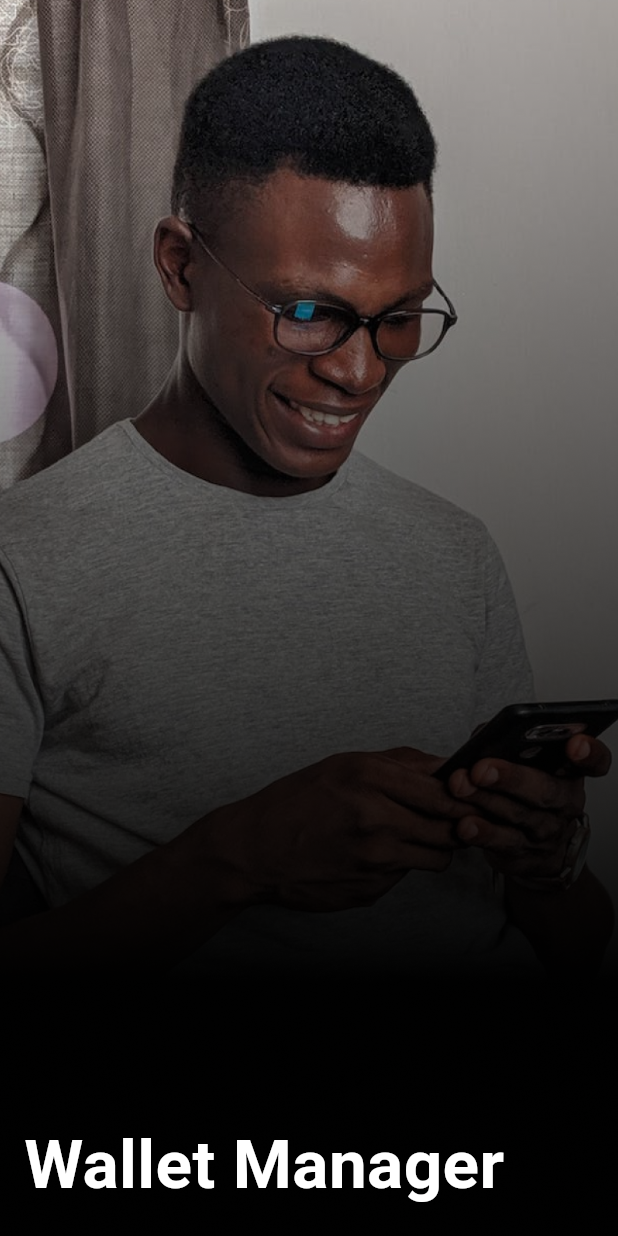
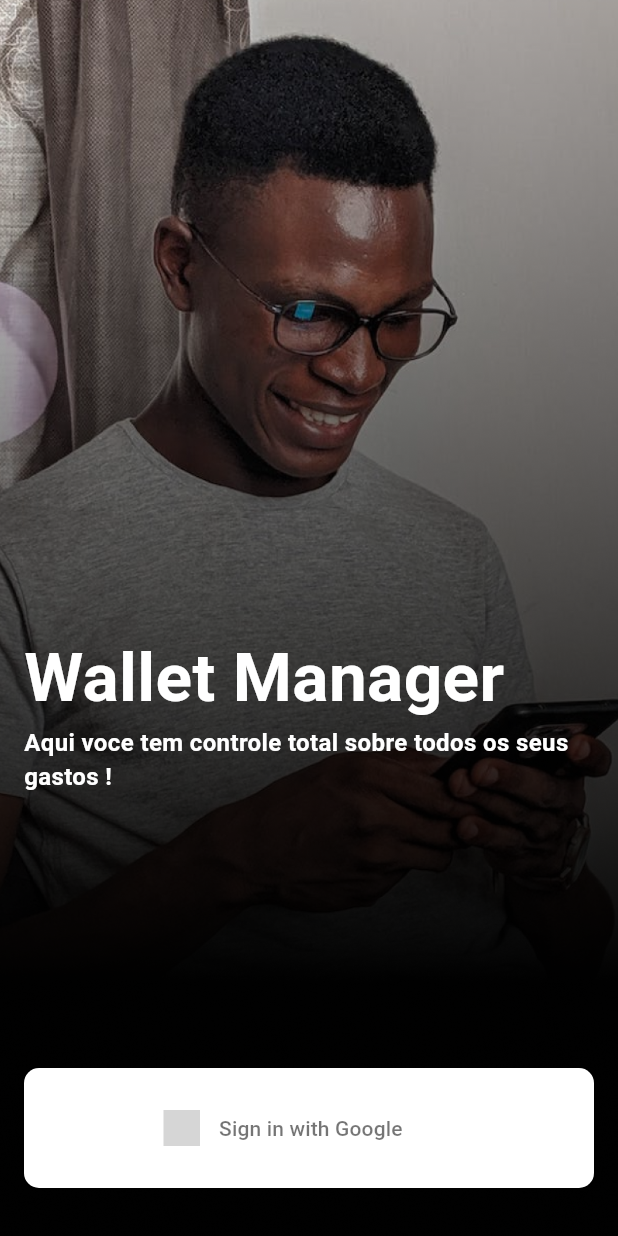
Before and after one commit to mik255/flutter_wallet_manager_Clean_Arch, a Flutter app: the screen it shows after launch, on a phone screen of 412 x 824 dp. Run offline on Flutter 3.47's test engine with Material 2 defaults, Android fonts, the phone set to English and light mode, and no system bars; our stand-ins replace dio, flutter_signin_button, google_sign_in, shared_preferences, speech_to_text; missing offline and left inert: flutter_pluggy_connect; network calls fail; statements that could not run were skipped; grey boxes are pictures that could not be loaded.

Commit message:
finish impl

```diff
--- a/lib/app/login/login_page.dart
+++ b/lib/app/login/login_page.dart
@@ -1,12 +1,16 @@
 import 'package:flutter/material.dart';
+import 'package:flutter_signin_button/button_list.dart';
+import 'package:flutter_signin_button/button_view.dart';
+import 'package:wallet_manager/app/home/home_page.dart';
+import 'package:wallet_manager/app/login/viewmodel/login_viewmodel.dart';
+import 'package:wallet_manager/app/styles/container_decorators.dart';
 import 'package:wallet_manager/controller/login_controller.dart';
 import 'package:wallet_manager/data/preferences_helper.dart';
 import 'package:wallet_manager/shared/main_stances.dart';
 import '../../models/user.dart';
+import '../../services/auth/google_login_impl.dart';
 import '../styles/button_decoretor.dart';
 import '../styles/custom_text_field.dart';
-
-
 
 class LoginPage extends StatelessWidget {
   const LoginPage({super.key});
@@ -16,7 +20,9 @@ class LoginPage extends StatelessWidget {
     SharedPreferencesHelper helper = SharedPreferencesHelper(
       MainStances.preferences,
     );
-
+    LoginViewModel viewModel = LoginViewModel(
+      helper: helper,
+    );
 
     return Container(
       decoration: const BoxDecoration(
@@ -26,19 +32,36 @@ class LoginPage extends StatelessWidget {
         ),
       ),
       child: Scaffold(
+        bottomNavigationBar: Padding(
+          padding: const EdgeInsets.symmetric(vertical: 32, horizontal: 16),
+          child: SizedBox(
+            height: 80,
+            child: SignInButton(
+              Buttons.Google,
+              shape: //circleBorder,
+                  RoundedRectangleBorder(
+                borderRadius: BorderRadius.circular(10),
+              ),
+              onPressed: () async {
+                await viewModel
+                    .login(
+                      GoogleLoginServiceImpl(),
+                    )
+                    .then((value) => value ? goTohome(context) : null);
+              },
+            ),
+          ),
+        ),
         backgroundColor: Colors.transparent,
-        body: Column(
+        body: const Padding(
+          padding: EdgeInsets.symmetric(vertical: 16.0, horizontal: 16.0),
+          child: Column(
             mainAxisAlignment: MainAxisAlignment.start,
             crossAxisAlignment: CrossAxisAlignment.start,
             children: [
-            const Spacer(),
-            Padding(
-              padding:
-                  const EdgeInsets.symmetric(vertical: 16.0, horizontal: 16.0),
-              child: SizedBox(
-                width: MediaQuery.of(context).size.width * 0.8,
-                child: const Wrap(
-                  children: [
+              Spacer(
+                flex: 3,
+              ),
               Text(
                 'Wallet Manager',
                 style: TextStyle(
@@ -47,13 +70,28 @@ class LoginPage extends StatelessWidget {
                   fontWeight: FontWeight.bold,
                 ),
               ),
+              Text(
+                'Aqui voce tem controle total sobre todos os seus gastos !',
+                style: TextStyle(
+                  color: Colors.white,
+                  fontSize: 16,
+                  fontFamily: 'Roboto',
+                  fontWeight: FontWeight.w700,
+                ),
+              ),
+              Spacer(),
             ],
           ),
         ),
       ),
+    );
+  }
 
-          ],
-        ),
+  void goTohome(BuildContext context) {
+    Navigator.pushReplacement(
+      context,
+      MaterialPageRoute(
+        builder: (context) => const HomePage(),
       ),
     );
   }
--- /dev/null
+++ b/lib/app/login/viewmodel/login_viewmodel.dart
@@ -0,0 +1,27 @@
+import 'dart:convert';
+import 'package:flutter/cupertino.dart';
+import '../../../data/abstract_preferences_helper.dart';
+import '../../../models/user.dart';
+import '../../../services/auth/auth_service_helper.dart';
+
+class LoginViewModel {
+  User? user;
+  IPreferencesHelper helper;
+  ValueNotifier<String> message = ValueNotifier('');
+  var formKey = GlobalKey<FormState>();
+
+  LoginViewModel({
+    required this.helper,
+  });
+
+  Future<bool> login(AuthServiceHelper authServiceHelper) async {
+    try {
+      user = await authServiceHelper.auth();
+      await helper.saveData('user', jsonEncode(user!.toMap()));
+      return true;
+    } catch (e) {
+      message.value = e.toString();
+      return false;
+    }
+  }
+}
--- a/lib/services/auth/google_login_impl.dart
+++ b/lib/services/auth/google_login_impl.dart
@@ -20,7 +20,7 @@ class GoogleLoginServiceImpl implements AuthServiceHelper {
           photoUrl: googleUser.photoUrl,
           name: googleUser.displayName ?? "");
     } catch (error) {
-      rethrow;
+      throw 'Error on Google Login';
     }
   }
 }
--- a/pubspec.yaml
+++ b/pubspec.yaml
@@ -42,7 +42,10 @@ dependencies:
   cupertino_icons: ^1.0.2
   flutter_pluggy_connect: ^1.3.0
   google_sign_in: ^5.0.0
-
+  flutter_bloc: ^8.1.3
+  flutter_signin_button:
+  provider:
+  flutter_dotenv:
 dev_dependencies:
   flutter_test:
     sdk: flutter
```
Also changed, not shown: lib/models/user.dart (+9 -0 lines), pubspec.lock. Lines whose indentation alone changed are shown as unchanged.
